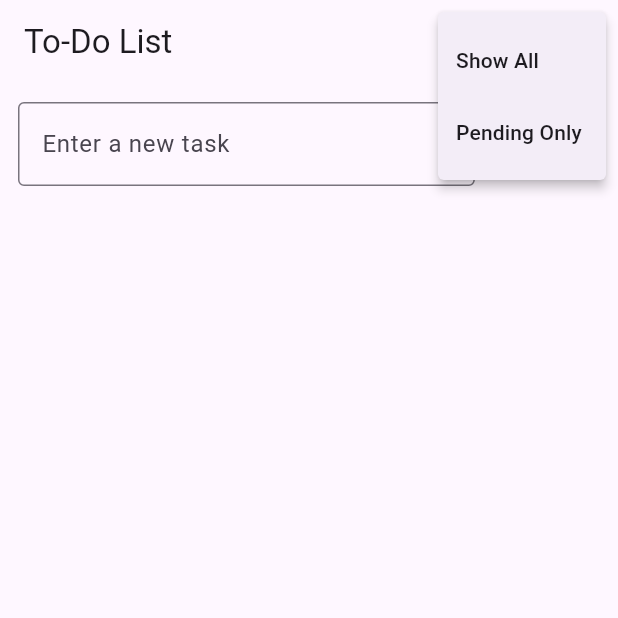
After one commit to mostafa-osman-coder/to_do_list_task2, a Flutter app: the screen it shows after launch, after a tap on the "filter list" icon, on a phone screen of 412 x 824 dp, the top half of it. The commit adds this screen. Run offline on Flutter 3.47's test engine with Material 3 defaults, Android fonts, the light colour scheme and no system bars; our stand-ins replace shared_preferences.

Commit message:
Implement task management features with due date support and home screen UI

```diff
--- a/lib/models/task.dart
+++ b/lib/models/task.dart
@@ -1,18 +1,22 @@
 class Task {
   final String title;
   bool isDone;
+  final DateTime? dueDate;
 
-  Task({required this.title, this.isDone = false});
+  Task({required this.title, this.isDone = false, this.dueDate});
 
   Map<String, dynamic> toJson() => {
         'title': title,
         'isDone': isDone,
+        'dueDate': dueDate?.toIso8601String(),
       };
 
   factory Task.fromJson(Map<String, dynamic> json) {
     return Task(
       title: json['title'],
       isDone: json['isDone'],
+      dueDate:
+          json['dueDate'] != null ? DateTime.parse(json['dueDate']) : null,
     );
   }
 }
--- /dev/null
+++ b/lib/screens/home_screen.dart
@@ -0,0 +1,171 @@
+import 'package:flutter/material.dart';
+import '../models/task.dart';
+import '../services/task_storage.dart';
+
+enum TaskFilter { all, pending }
+
+class HomeScreen extends StatefulWidget {
+  const HomeScreen({super.key});
+
+  @override
+  State<HomeScreen> createState() => _HomeScreenState();
+}
+
+class _HomeScreenState extends State<HomeScreen> {
+  final TaskStorage _storage = TaskStorage();
+  final TextEditingController _controller = TextEditingController();
+  List<Task> _tasks = [];
+  TaskFilter _filter = TaskFilter.all;
+
+  @override
+  void initState() {
+    super.initState();
+    _loadTasks();
+  }
+
+  Future<void> _loadTasks() async {
+    final tasks = await _storage.loadTasks();
+    setState(() {
+      _tasks = tasks;
+      _sortTasks();
+    });
+  }
+
+  Future<void> _saveTasks() async {
+    await _storage.saveTasks(_tasks);
+  }
+
+  void _sortTasks() {
+    _tasks.sort((a, b) {
+      if (a.isDone != b.isDone) {
+        return a.isDone ? 1 : -1;
+      } else {
+        return (a.dueDate ?? DateTime.now())
+            .compareTo(b.dueDate ?? DateTime.now());
+      }
+    });
+  }
+
+  void _addTask(String title) async {
+    if (title.trim().isEmpty) return;
+
+    final selectedDate = await showDatePicker(
+      context: context,
+      initialDate: DateTime.now(),
+      firstDate: DateTime.now(),
+      lastDate: DateTime(2100),
+    );
+
+    if (selectedDate == null) return;
+
+    setState(() {
+      _tasks.add(Task(title: title, dueDate: selectedDate));
+      _controller.clear();
+      _sortTasks();
+    });
+    _saveTasks();
+  }
+
+  void _toggleTask(int index) {
+    setState(() {
+      _tasks[index].isDone = !_tasks[index].isDone;
+      _sortTasks();
+    });
+    _saveTasks();
+  }
+
+  void _deleteTask(int index) {
+    setState(() {
+      _tasks.removeAt(index);
+    });
+    _saveTasks();
+  }
+
+  @override
+  Widget build(BuildContext context) {
+    final filteredTasks = _filter == TaskFilter.pending
+        ? _tasks.where((t) => !t.isDone).toList()
+        : _tasks;
+
+    return Scaffold(
+      appBar: AppBar(
+        title: const Text('To-Do List'),
+        actions: [
+          PopupMenuButton<TaskFilter>(
+            icon: const Icon(Icons.filter_list),
+            onSelected: (value) {
+              setState(() {
+                _filter = value;
+              });
+            },
+            itemBuilder: (context) => const [
+              PopupMenuItem(
+                value: TaskFilter.all,
+                child: Text('Show All'),
+              ),
+              PopupMenuItem(
+                value: TaskFilter.pending,
+                child: Text('Pending Only'),
+              ),
+            ],
+          )
+        ],
+      ),
+      body: Column(
+        children: [
+          Padding(
+            padding: const EdgeInsets.all(12),
+            child: Row(
+              children: [
+                Expanded(
+                  child: TextField(
+                    controller: _controller,
+                    decoration: const InputDecoration(
+                      hintText: 'Enter a new task',
+                      border: OutlineInputBorder(),
+                    ),
+                  ),
+                ),
+                const SizedBox(width: 10),
+                ElevatedButton(
+                  onPressed: () => _addTask(_controller.text),
+                  child: const Text('Add'),
+                )
+              ],
+            ),
+          ),
+          Expanded(
+            child: ListView.separated(
+              itemCount: filteredTasks.length,
+              separatorBuilder: (_, __) => const Divider(),
+              itemBuilder: (context, index) {
+                final task = filteredTasks[index];
+                return ListTile(
+                  title: Text(
+                    task.title,
+                    style: TextStyle(
+                      decoration: task.isDone
+                          ? TextDecoration.lineThrough
+                          : TextDecoration.none,
+                    ),
+                  ),
+                  subtitle: task.dueDate != null
+                      ? Text('Due: ${task.dueDate!.toLocal().toString().split(' ')[0]}')
+                      : null,
+                  leading: Checkbox(
+                    value: task.isDone,
+                    onChanged: (_) => _toggleTask(_tasks.indexOf(task)),
+                  ),
+                  trailing: IconButton(
+                    icon: const Icon(Icons.delete, color: Colors.red),
+                    onPressed: () => _deleteTask(_tasks.indexOf(task)),
+                  ),
+                );
+              },
+            ),
+          ),
+        ],
+      ),
+    );
+  }
+}
```
Also changed, not shown: lib/main.dart (+3 -115 lines).
